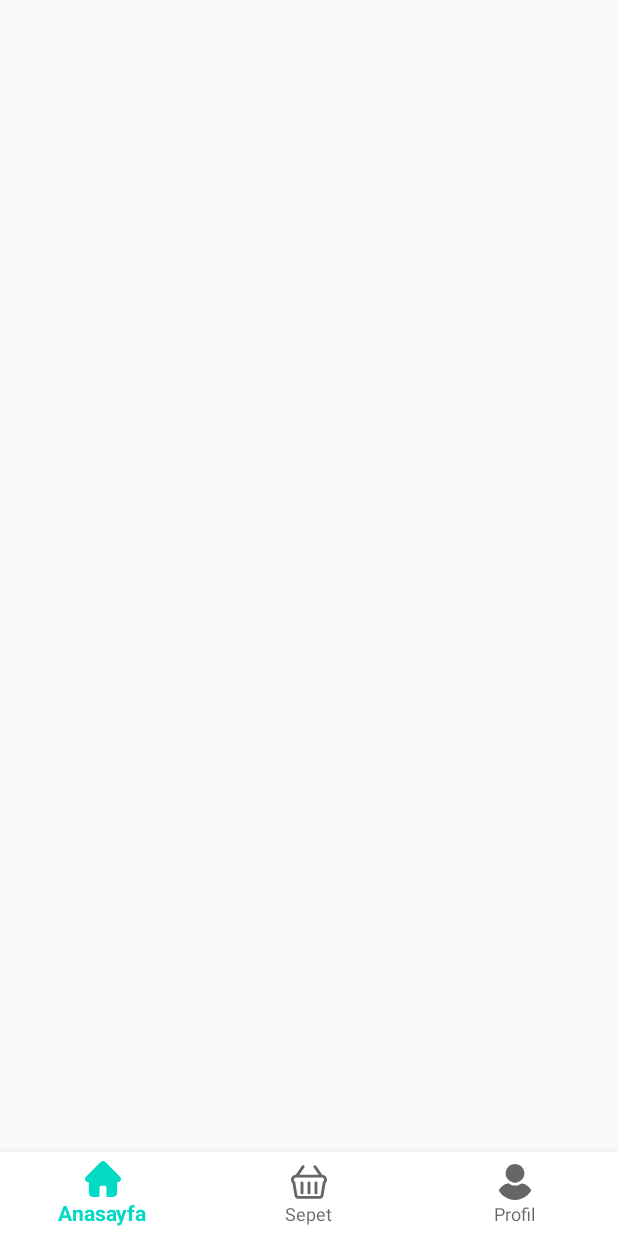
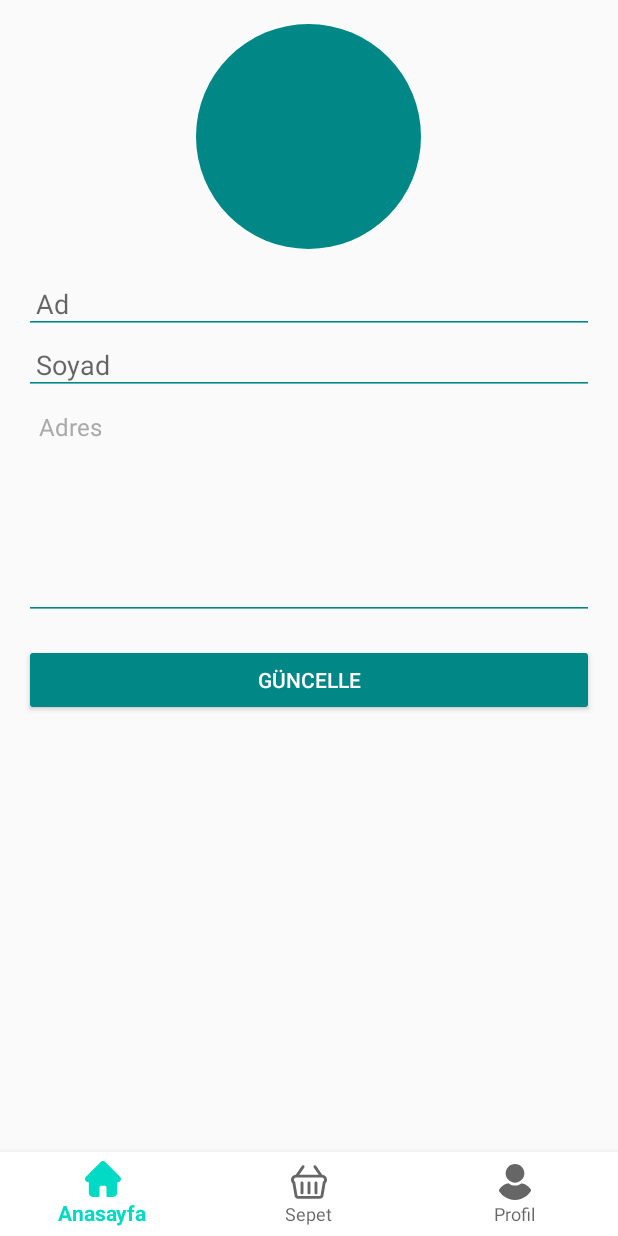
Before and after one commit to enesicmen/Initial-Code-Software-Solutions-Case, an Android app: the EditProfilePageFragment screen opened through its navigation route, on a phone screen of 412 x 824 dp. Run offline under Robolectric (Android 15) with nearby library versions, the phone set to English and light mode, and no system bars; our stand-ins replace CircleImageView, Dagger/Hilt's generated code, Firebase (no records; nobody signed in at launch, a user with empty details on screens opened directly), navigation-ui.

Commit message:
profile updated

```diff
--- a/app/src/main/java/com/icmen/ecommerceapplication/ui/fragment/EditProfilePage/EditProfilePageFragment.kt
+++ b/app/src/main/java/com/icmen/ecommerceapplication/ui/fragment/EditProfilePage/EditProfilePageFragment.kt
@@ -1,17 +1,152 @@
 package com.icmen.ecommerceapplication.ui.fragment
 
+import android.app.Activity
+import android.content.Intent
+import android.net.Uri
 import android.os.Bundle
-import com.icmen.ecommerceapplication.databinding.FragmentProductsBinding
+import android.provider.MediaStore
+import android.widget.Toast
+import com.bumptech.glide.Glide
+import com.google.firebase.auth.FirebaseAuth
+import com.google.firebase.firestore.FirebaseFirestore
+import com.google.firebase.storage.FirebaseStorage
+import com.icmen.ecommerceapplication.R
+import com.icmen.ecommerceapplication.databinding.FragmentEditProfileBinding
 import com.icmen.ecommerceapplication.ui.base.BaseFragment
 import dagger.hilt.android.AndroidEntryPoint
 
 @AndroidEntryPoint
-class EditProfilePageFragment : BaseFragment<FragmentProductsBinding>() {
+class EditProfilePageFragment : BaseFragment<FragmentEditProfileBinding>() {
 
-    override fun setViewBinding(): FragmentProductsBinding =
-        FragmentProductsBinding.inflate(layoutInflater)
+    private lateinit var auth: FirebaseAuth
+    private lateinit var db: FirebaseFirestore
+    private lateinit var storage: FirebaseStorage
+
+    private var selectedImageUri: Uri? = null
+    private var currentUserInfo: MutableMap<String, Any> = mutableMapOf()
+
+    override fun setViewBinding(): FragmentEditProfileBinding =
+        FragmentEditProfileBinding.inflate(layoutInflater)
 
     override fun initView(savedInstanceState: Bundle?) {
+        auth = FirebaseAuth.getInstance()
+        db = FirebaseFirestore.getInstance()
+        storage = FirebaseStorage.getInstance()
+
+        loadUserProfile()
+
+        getViewBinding()?.profileImageView?.setOnClickListener {
+            val intent = Intent(Intent.ACTION_PICK, MediaStore.Images.Media.EXTERNAL_CONTENT_URI)
+            startActivityForResult(intent, REQUEST_CODE_IMAGE_PICK)
+        }
+
+        getViewBinding()?.btnUpdate?.setOnClickListener {
+            val name = getViewBinding()?.etName?.text.toString()
+            val surname = getViewBinding()?.etSurname?.text.toString()
+            val address = getViewBinding()?.etAddress?.text.toString()
+
+            val updates = mutableMapOf<String, Any>()
+            if (name != currentUserInfo["name"]) {
+                updates["name"] = name
+            }
+            if (surname != currentUserInfo["surname"]) {
+                updates["surname"] = surname
+            }
+            if (address != currentUserInfo["address"]) {
+                updates["address"] = address
+            }
+            if (selectedImageUri != null) {
+                uploadProfileImage { imageUrl ->
+                    updates["profileImageUrl"] = imageUrl
+                    if (updates.isNotEmpty()) {
+                        updateUserProfile(updates)
+                    }
+                }
+            } else {
+                if (updates.isNotEmpty()) {
+                    updateUserProfile(updates)
+                } else {
+                    updateUserProfile(updates)
+                }
+            }
+        }
     }
 
+    override fun onActivityResult(requestCode: Int, resultCode: Int, data: Intent?) {
+        super.onActivityResult(requestCode, resultCode, data)
+        if (requestCode == REQUEST_CODE_IMAGE_PICK && resultCode == Activity.RESULT_OK && data != null) {
+            selectedImageUri = data.data
+            getViewBinding()?.profileImageView?.setImageURI(selectedImageUri)
+
+        }
+    }
+
+    private fun loadUserProfile() {
+        val user = auth.currentUser
+        user?.let {
+            db.collection("users").document(it.uid).get()
+                .addOnSuccessListener { document ->
+                    if (document != null) {
+                        val name = document.getString("name")
+                        val surname = document.getString("surname")
+                        val address = document.getString("address")
+                        val profileImageUrl = document.getString("profileImageUrl")
+
+                        currentUserInfo["name"] = name ?: ""
+                        currentUserInfo["surname"] = surname ?: ""
+                        currentUserInfo["address"] = address ?: ""
+                        currentUserInfo["profileImageUrl"] = profileImageUrl ?: ""
+
+                        getViewBinding()?.etName?.setText(name)
+                        getViewBinding()?.etSurname?.setText(surname)
+                        getViewBinding()?.etAddress?.setText(address)
+                        if (!profileImageUrl.isNullOrEmpty()) {
+                            getViewBinding()?.profileImageView?.let { it1 ->
+                                Glide.with(this).load(profileImageUrl).into(
+                                    it1
+                                )
+                            }
+                        }
+                    }
+                }
+                .addOnFailureListener { e ->
+                    Toast.makeText(requireContext(), "Failed to load profile: ${e.message}", Toast.LENGTH_SHORT).show()
+                }
+        }
+    }
+
+    private fun uploadProfileImage(onSuccess: (String) -> Unit) {
+        val user = auth.currentUser
+        user?.let {
+            val userId = it.uid
+            val storageRef = storage.reference.child("images/profileImages/$userId.jpg")
+            selectedImageUri?.let { uri ->
+                storageRef.putFile(uri).addOnSuccessListener {
+                    storageRef.downloadUrl.addOnSuccessListener { downloadUri ->
+                        onSuccess(downloadUri.toString())
+                    }
+                }.addOnFailureListener { e ->
+                    Toast.makeText(requireContext(), "Image upload failed: ${e.message}", Toast.LENGTH_SHORT).show()
+                }
+            }
+        }
+    }
+
+    private fun updateUserProfile(updates: Map<String, Any>) {
+        val user = auth.currentUser
+        user?.let {
+            val userId = it.uid
+            db.collection("users").document(userId).update(updates)
+                .addOnSuccessListener {
+                    Toast.makeText(requireContext(), getString(R.string.profile_updated_successfully), Toast.LENGTH_SHORT).show()
+                }
+                .addOnFailureListener { e ->
+                    Toast.makeText(requireContext(), "Failed to update profile: ${e.message}", Toast.LENGTH_SHORT).show()
+                }
+        }
+    }
+
+    companion object {
+        private const val REQUEST_CODE_IMAGE_PICK = 1001
+    }
 }
--- a/app/src/main/res/layout/fragment_edit_profile.xml
+++ b/app/src/main/res/layout/fragment_edit_profile.xml
@@ -1,51 +1,56 @@
 <?xml version="1.0" encoding="utf-8"?>
-<androidx.constraintlayout.widget.ConstraintLayout
-    xmlns:android="http://schemas.android.com/apk/res/android"
-    xmlns:app="http://schemas.android.com/apk/res-auto"
+<LinearLayout xmlns:android="http://schemas.android.com/apk/res/android"
     android:layout_width="match_parent"
-    android:layout_height="match_parent">
+    android:layout_height="match_parent"
+    android:orientation="vertical"
+    android:padding="16dp">
 
     <de.hdodenhof.circleimageview.CircleImageView
-        android:id="@+id/ivProfileImage"
-        android:layout_width="160dp"
-        android:layout_height="160dp"
-        android:src="@drawable/ic_image_profile_svg"
-        app:srcCompat="@drawable/ic_image_profile_svg"
-        app:civ_border_color="#000000"
-        android:layout_centerHorizontal="true"
-        app:layout_constraintStart_toStartOf="parent"
-        app:layout_constraintEnd_toEndOf="parent"
-        app:layout_constraintTop_toTopOf="parent"
-        android:layout_marginTop="16dp"/>
+        android:id="@+id/profileImageView"
+        android:layout_width="150dp"
+        android:layout_height="150dp"
+        android:layout_gravity="center"
+        android:src="@color/teal_700"
+        android:layout_marginBottom="16dp"
+        android:clickable="true"
+        android:focusable="true"/>
 
     <EditText
-        android:id="@+id/etFirstName"
-        android:layout_width="0dp"
+        android:id="@+id/etName"
+        android:layout_width="match_parent"
         android:layout_height="wrap_content"
-        android:hint="Ad"
-        android:layout_marginTop="16dp"
-        app:layout_constraintEnd_toEndOf="parent"
-        app:layout_constraintStart_toStartOf="parent"
-        app:layout_constraintTop_toBottomOf="@+id/ivProfileImage"/>
+        android:backgroundTint="@color/teal_700"
+        android:hint="@string/name"
+        android:padding="8dp"/>
 
     <EditText
-        android:id="@+id/etLastName"
-        android:layout_width="0dp"
+        android:id="@+id/etSurname"
+        android:layout_width="match_parent"
         android:layout_height="wrap_content"
-        android:hint="Soyad"
-        android:layout_marginTop="16dp"
-        app:layout_constraintEnd_toEndOf="parent"
-        app:layout_constraintStart_toStartOf="parent"
-        app:layout_constraintTop_toBottomOf="@+id/etFirstName"/>
+        android:backgroundTint="@color/teal_700"
+        android:hint="@string/surname"
+        android:padding="8dp"/>
+
+    <EditText
+        android:id="@+id/etAddress"
+        android:layout_width="match_parent"
+        android:layout_height="150dp"
+        android:backgroundTint="@color/teal_700"
+        android:hint="@string/address"
+        android:gravity="top|start"
+        android:inputType="textMultiLine"
+        android:minLines="5"
+        android:padding="10dp"
+        android:textColor="@android:color/black"
+        android:textColorHint="@android:color/darker_gray"
+        android:textSize="16sp" />
 
     <Button
         android:id="@+id/btnUpdate"
-        android:layout_width="wrap_content"
+        android:layout_width="match_parent"
         android:layout_height="wrap_content"
-        android:text="Güncelle"
-        android:layout_marginTop="32dp"
-        app:layout_constraintEnd_toEndOf="parent"
-        app:layout_constraintStart_toStartOf="parent"
-        app:layout_constraintTop_toBottomOf="@+id/etLastName"/>
-
-</androidx.constraintlayout.widget.ConstraintLayout>
+        android:layout_marginTop="16dp"
+        android:text="@string/update"
+        android:backgroundTint="@color/teal_700"
+        android:textColor="@android:color/white"/>
+</LinearLayout>
--- a/app/src/main/res/values/strings.xml
+++ b/app/src/main/res/values/strings.xml
@@ -25,6 +25,6 @@
     <string name="add_to_basket">Sepete Ekle</string>
     <string name="delete">Sil</string>
     <string name="total_amount">Toplam Ücret</string>
-    <!-- TODO: Remove or change this placeholder text -->
-    <string name="hello_blank_fragment">Hello blank fragment</string>
+    <string name="update">Güncelle</string>
+    <string name="profile_updated_successfully">Profile güncellemesi başarılı</string>
 </resources>
```
